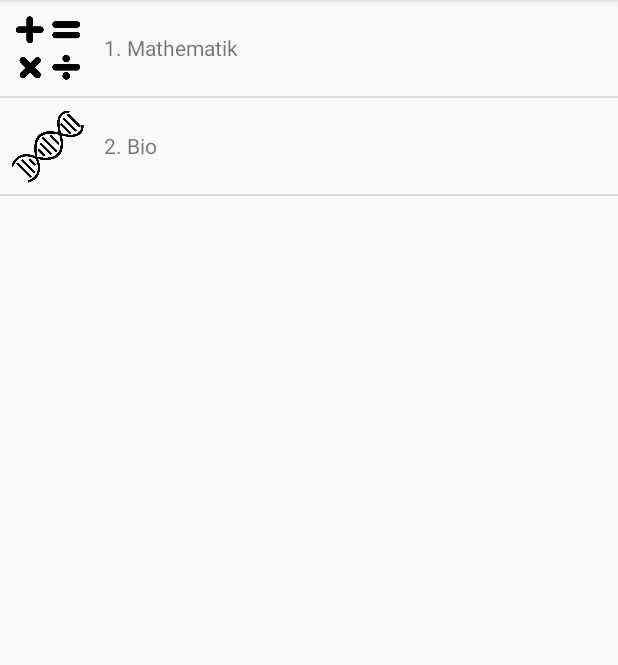
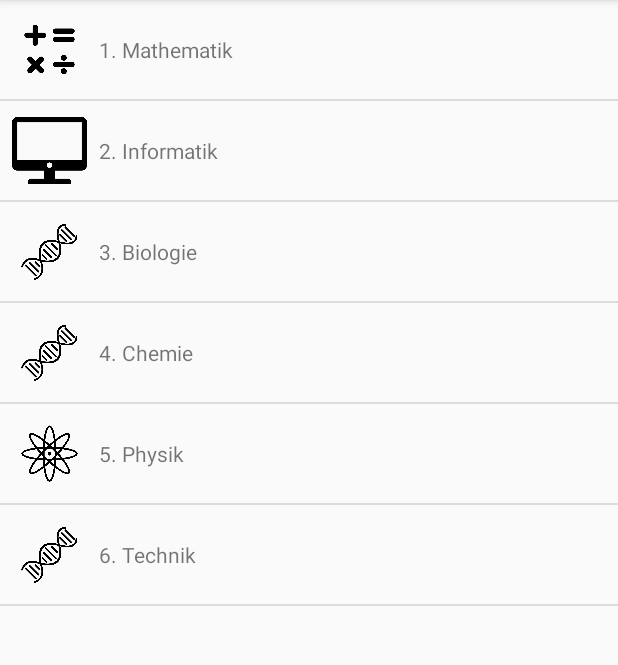
Before and after one commit to Bondzio/BasicApp, an Android app: the TableOfContent screen opened directly, with no data from a screen before it, on a phone screen of 412 x 824 dp, the part 84-749 px from its top. Run offline under Robolectric (Android 15) with nearby library versions, the phone set to English and light mode, and no system bars.

Commit message:
all subjects

```diff
--- a/app/build.gradle
+++ b/app/build.gradle
@@ -26,4 +26,5 @@ dependencies {
     testImplementation 'junit:junit:4.12'
     androidTestImplementation 'androidx.test:runner:1.2.0'
     androidTestImplementation 'androidx.test.espresso:espresso-core:3.2.0'
+    implementation 'androidx.recyclerview:recyclerview:1.0.0'
 }
--- a/app/src/main/java/com/example/basicapp/TableOfContent.java
+++ b/app/src/main/java/com/example/basicapp/TableOfContent.java
@@ -4,7 +4,6 @@ import android.content.Intent;
 import android.os.Bundle;
 import android.view.View;
 import android.widget.AdapterView;
-import android.widget.ImageButton;
 import android.widget.ListAdapter;
 import android.widget.ListView;
 
@@ -63,13 +62,13 @@ public class TableOfContent extends AppCompatActivity {
 
 	RowItem[] createData() {
 
-		RowItem item[] = new RowItem[2];
+		RowItem item[] = new RowItem[6];
 		item[0] = new RowItem(R.drawable.maths, "1. Mathematik");
-		item[1] = new RowItem(R.drawable.biology, "2. Bio");
-		// item[2] = new RowItem(1,"test");
-		//  item[3] = new RowItem(1,"test");
-		//  item[4] = new RowItem(1,"test");
-		//   item[5] = new RowItem(1,"test");
+		item[1] = new RowItem(R.drawable.informatik, "2. Informatik");
+		item[2] = new RowItem(R.drawable.biology,"3. Biologie");
+		item[3] = new RowItem(R.drawable.biology,"4. Chemie");
+		item[4] = new RowItem(R.drawable.physics,"5. Physik");
+		item[5] = new RowItem(R.drawable.biology,"6. Technik");
 
 		return item;
 	}
--- a/app/src/main/res/layout/activity_table_of_content.xml
+++ b/app/src/main/res/layout/activity_table_of_content.xml
@@ -10,5 +10,4 @@
         android:id="@+id/TableListView"
         android:layout_width="match_parent"
         android:layout_height="match_parent" />
-
 </androidx.constraintlayout.widget.ConstraintLayout>
--- a/app/src/main/res/layout/custom_row.xml
+++ b/app/src/main/res/layout/custom_row.xml
@@ -9,9 +9,10 @@
 
     <ImageView
         android:id="@+id/TableImageButton"
-        android:layout_width="64dp"
-        android:layout_height="64dp"
+        android:layout_width="50dp"
+        android:layout_height="50dp"
         android:layout_weight="1"
+        android:layout_margin="8dp"
         android:scaleType="fitCenter"
         app:srcCompat="@drawable/maths" />
 
@@ -21,7 +22,7 @@
         android:layout_height="wrap_content"
         android:layout_centerVertical="true"
         android:layout_gravity="center_vertical"
-        android:layout_margin="5dp"
+        android:layout_margin="0dp"
         android:layout_toRightOf="@id/TableImageButton"
         android:layout_weight="1"
         android:ems="10"
```
